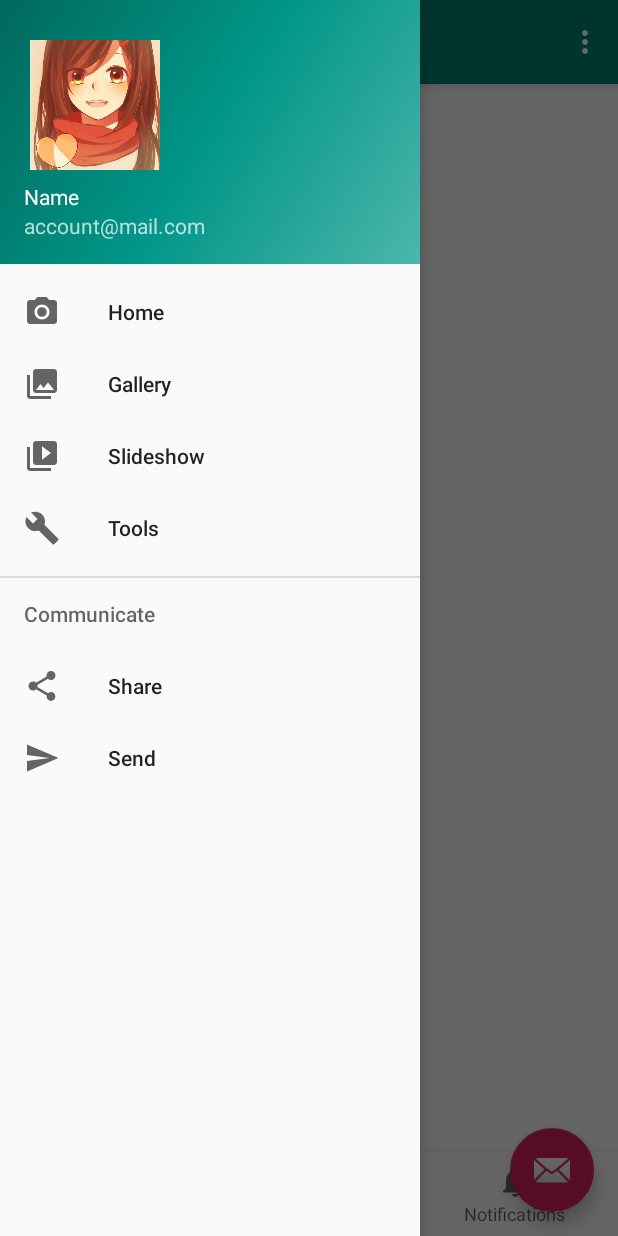
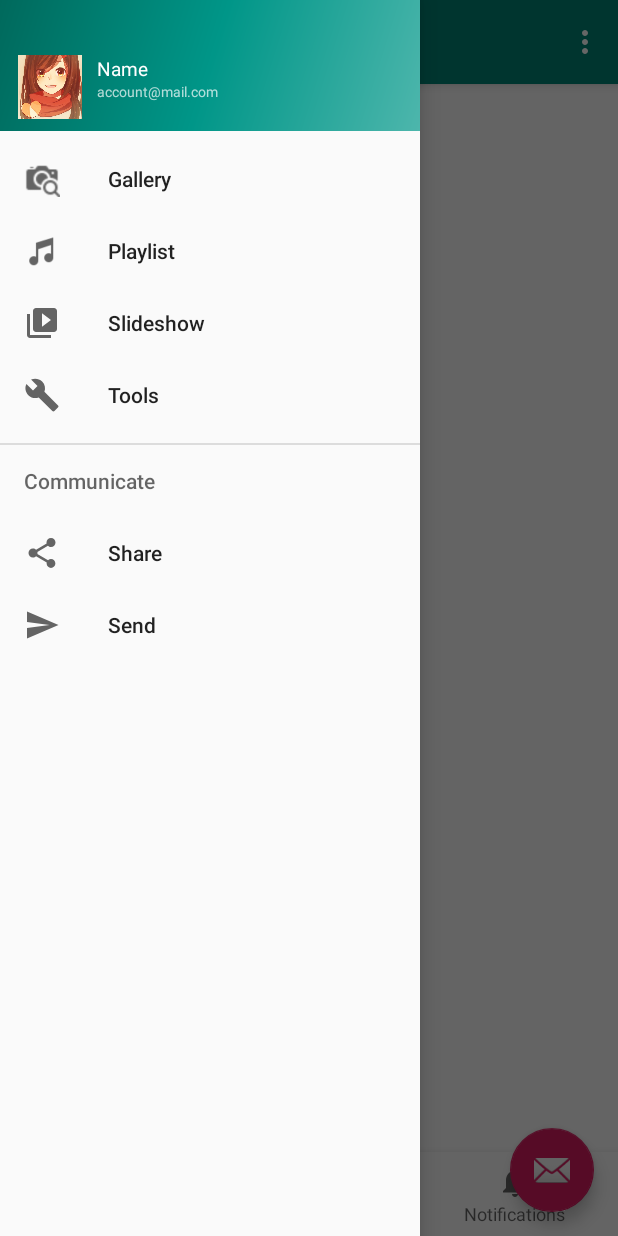
Before and after one commit to RodicaMihaelaVasilescu/MobileApplication, an Android app: the screen it shows after launch (MainActivity), with the side drawer open, on a phone screen of 412 x 824 dp. Run offline under Robolectric (Android 15) with nearby library versions, the phone set to English and light mode, and no system bars.

Commit message:
redesign navigation drawer

```diff
--- a/AndroidStudioApplication/app/src/main/java/com/example/mobileapp/MainActivity.java
+++ b/AndroidStudioApplication/app/src/main/java/com/example/mobileapp/MainActivity.java
@@ -117,9 +117,11 @@ public class MainActivity extends AppCompatActivity
         // Handle navigation view item clicks here.
         int id = item.getItemId();
 
-        if (id == R.id.nav_home) {
+        //if (id == R.id.nav_home) {
             // Handle the camera action
-        } else if (id == R.id.nav_gallery) {
+        /*} else*/ if (id == R.id.nav_gallery) {
+
+        } else if (id == R.id.nav_music) {
 
         } else if (id == R.id.nav_slideshow) {
 
--- a/AndroidStudioApplication/app/src/main/res/drawable-v21/ic_menu_camera.xml
+++ b/AndroidStudioApplication/app/src/main/res/drawable-v21/ic_menu_camera.xml
@@ -1,6 +1,6 @@
 <vector xmlns:android="http://schemas.android.com/apk/res/android"
-    android:width="24dp"
-    android:height="24dp"
+    android:width="12dp"
+    android:height="12dp"
     android:viewportWidth="24.0"
     android:viewportHeight="24.0">
     <path
--- a/AndroidStudioApplication/app/src/main/res/drawable-v21/ic_menu_gallery.xml
+++ b/AndroidStudioApplication/app/src/main/res/drawable-v21/ic_menu_gallery.xml
@@ -1,6 +1,6 @@
 <vector xmlns:android="http://schemas.android.com/apk/res/android"
-    android:width="24dp"
-    android:height="24dp"
+    android:width="12dp"
+    android:height="12dp"
     android:viewportWidth="24.0"
     android:viewportHeight="24.0">
     <path
--- a/AndroidStudioApplication/app/src/main/res/drawable-v21/ic_menu_manage.xml
+++ b/AndroidStudioApplication/app/src/main/res/drawable-v21/ic_menu_manage.xml
@@ -1,6 +1,6 @@
 <vector xmlns:android="http://schemas.android.com/apk/res/android"
-    android:width="24dp"
-    android:height="24dp"
+    android:width="12dp"
+    android:height="12dp"
     android:viewportWidth="24.0"
     android:viewportHeight="24.0">
     <path
--- a/AndroidStudioApplication/app/src/main/res/drawable-v21/ic_menu_send.xml
+++ b/AndroidStudioApplication/app/src/main/res/drawable-v21/ic_menu_send.xml
@@ -1,6 +1,6 @@
 <vector xmlns:android="http://schemas.android.com/apk/res/android"
-    android:width="24dp"
-    android:height="24dp"
+    android:width="12dp"
+    android:height="12dp"
     android:viewportWidth="24.0"
     android:viewportHeight="24.0">
     <path
--- a/AndroidStudioApplication/app/src/main/res/drawable-v21/ic_menu_share.xml
+++ b/AndroidStudioApplication/app/src/main/res/drawable-v21/ic_menu_share.xml
@@ -1,6 +1,6 @@
 <vector xmlns:android="http://schemas.android.com/apk/res/android"
-    android:width="24dp"
-    android:height="24dp"
+    android:width="12dp"
+    android:height="12dp"
     android:viewportWidth="24.0"
     android:viewportHeight="24.0">
     <path
--- a/AndroidStudioApplication/app/src/main/res/drawable-v21/ic_menu_slideshow.xml
+++ b/AndroidStudioApplication/app/src/main/res/drawable-v21/ic_menu_slideshow.xml
@@ -1,6 +1,6 @@
 <vector xmlns:android="http://schemas.android.com/apk/res/android"
-    android:width="24dp"
-    android:height="24dp"
+    android:width="12dp"
+    android:height="12dp"
     android:viewportWidth="24.0"
     android:viewportHeight="24.0">
     <path
--- a/AndroidStudioApplication/app/src/main/res/layout/nav_header_main.xml
+++ b/AndroidStudioApplication/app/src/main/res/layout/nav_header_main.xml
@@ -2,35 +2,42 @@
 <LinearLayout xmlns:android="http://schemas.android.com/apk/res/android"
     xmlns:app="http://schemas.android.com/apk/res-auto"
     android:layout_width="match_parent"
-    android:layout_height="@dimen/nav_header_height"
+    android:layout_height="match_parent"
     android:background="@drawable/side_nav_bar"
     android:gravity="bottom"
-    android:orientation="vertical"
+    android:orientation="horizontal"
     android:paddingLeft="@dimen/activity_horizontal_margin"
-    android:paddingTop="@dimen/activity_vertical_margin"
+    android:paddingTop="4.5mm"
     android:paddingRight="@dimen/activity_horizontal_margin"
     android:paddingBottom="@dimen/activity_vertical_margin"
     android:theme="@style/ThemeOverlay.AppCompat.Dark">
 
     <ImageView
         android:id="@+id/imageView"
-        android:layout_width="15mm"
-        android:layout_height="15mm"
+        android:layout_width="8mm"
+        android:layout_height="8mm"
         android:contentDescription="@string/nav_header_desc"
         android:paddingTop="@dimen/nav_header_vertical_spacing"
         app:srcCompat="@drawable/profile_picture" />
-
+    <LinearLayout
+        android:orientation="vertical"
+        android:layout_width="match_parent"
+        android:paddingLeft="1mm"
+        android:layout_height="8mm"
+        android:paddingTop="@dimen/nav_header_vertical_spacing">
     <TextView
         android:layout_width="match_parent"
         android:layout_height="wrap_content"
-        android:paddingTop="@dimen/nav_header_vertical_spacing"
         android:text="@string/nav_header_title"
+        android:textSize="2mm"
         android:textAppearance="@style/TextAppearance.AppCompat.Body1" />
 
     <TextView
         android:id="@+id/textView"
         android:layout_width="wrap_content"
         android:layout_height="wrap_content"
+        android:textSize="1.5mm"
         android:text="@string/nav_header_subtitle" />
+    </LinearLayout>
 
 </LinearLayout>
--- a/AndroidStudioApplication/app/src/main/res/menu/activity_main_drawer.xml
+++ b/AndroidStudioApplication/app/src/main/res/menu/activity_main_drawer.xml
@@ -3,15 +3,15 @@
     xmlns:tools="http://schemas.android.com/tools"
     tools:showIn="navigation_view">
 
-    <group android:checkableBehavior="single">
-        <item
-            android:id="@+id/nav_home"
-            android:icon="@drawable/ic_menu_camera"
-            android:title="@string/menu_home" />
+    <group android:checkableBehavior="all">
         <item
             android:id="@+id/nav_gallery"
-            android:icon="@drawable/ic_menu_gallery"
+            android:icon="@drawable/camera"
             android:title="@string/menu_gallery" />
+        <item
+            android:id="@+id/nav_music"
+            android:icon="@drawable/music"
+            android:title="@string/menu_music" />
         <item
             android:id="@+id/nav_slideshow"
             android:icon="@drawable/ic_menu_slideshow"
--- a/AndroidStudioApplication/app/src/main/res/values/dimens.xml
+++ b/AndroidStudioApplication/app/src/main/res/values/dimens.xml
@@ -1,8 +1,8 @@
 <resources>
     <!-- Default screen margins, per the Android Design guidelines. -->
-    <dimen name="activity_horizontal_margin">16dp</dimen>
-    <dimen name="activity_vertical_margin">16dp</dimen>
+    <dimen name="activity_horizontal_margin">8dp</dimen>
+    <dimen name="activity_vertical_margin">8dp</dimen>
     <dimen name="nav_header_vertical_spacing">8dp</dimen>
-    <dimen name="nav_header_height">176dp</dimen>
+    <dimen name="nav_header_height">90dp</dimen>
     <dimen name="fab_margin">16dp</dimen>
 </resources>
--- a/AndroidStudioApplication/app/src/main/res/values/drawables.xml
+++ b/AndroidStudioApplication/app/src/main/res/values/drawables.xml
@@ -1,6 +1,7 @@
 <resources xmlns:android="http://schemas.android.com/apk/res/android">
     <item name="ic_menu_camera" type="drawable">@android:drawable/ic_menu_camera</item>
     <item name="ic_menu_gallery" type="drawable">@android:drawable/ic_menu_gallery</item>
+    <item name="ic_menu_music" type="drawable">@drawable/music</item>
     <item name="ic_menu_slideshow" type="drawable">@android:drawable/ic_menu_slideshow</item>
     <item name="ic_menu_manage" type="drawable">@android:drawable/ic_menu_manage</item>
     <item name="ic_menu_share" type="drawable">@android:drawable/ic_menu_share</item>
--- a/AndroidStudioApplication/app/src/main/res/values/strings.xml
+++ b/AndroidStudioApplication/app/src/main/res/values/strings.xml
@@ -9,6 +9,7 @@
 
     <string name="menu_home">Home</string>
     <string name="menu_gallery">Gallery</string>
+    <string name="menu_music">Playlist</string>
     <string name="menu_slideshow">Slideshow</string>
     <string name="menu_tools">Tools</string>
     <string name="menu_share">Share</string>
```
Also changed, not shown: AndroidStudioApplication/app/src/main/res/drawable/camera.png (added), AndroidStudioApplication/app/src/main/res/drawable/music.png (added).
